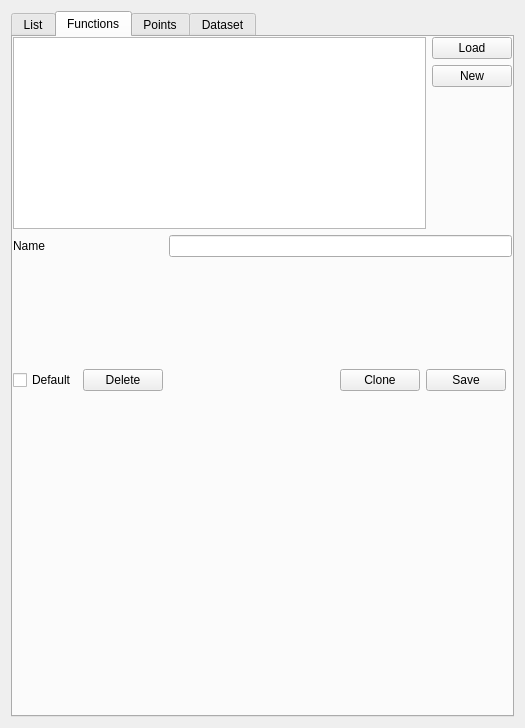
The window that Source/Applications/AppCommon/UI/qtArcFunctionControl.ui (cnsuhao/cmb) describes before a commit, drawn with Qt 5.
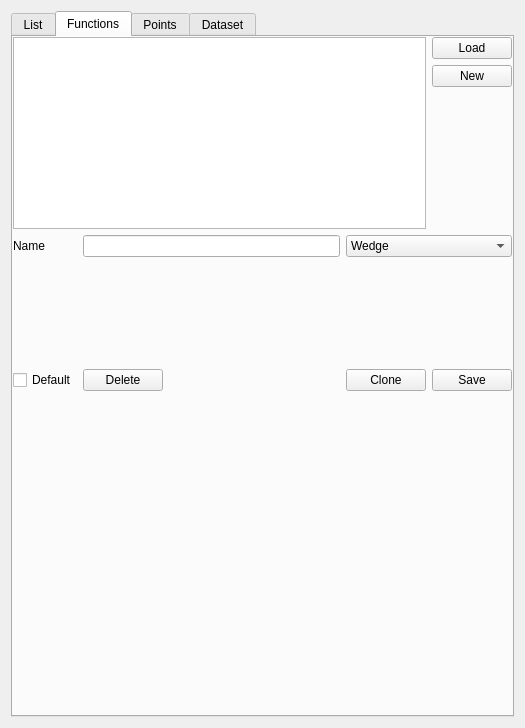
The same window after the commit. The open tabs and pages were chosen to show the change.

Commit message: gui interaction with wedge

What changed in the file:
```diff
--- a/Source/Applications/AppCommon/UI/qtArcFunctionControl.ui
+++ b/Source/Applications/AppCommon/UI/qtArcFunctionControl.ui
@@ -208,14 +208,7 @@
             </property>
            </widget>
           </item>
-          <item row="2" column="4">
-           <widget class="QPushButton" name="Save">
-            <property name="text">
-             <string>Save</string>
-            </property>
-           </widget>
-          </item>
-          <item row="1" column="0" colspan="6">
+          <item row="1" column="0" colspan="9">
            <widget class="QFrame" name="functionControlArea">
             <property name="minimumSize">
              <size>
@@ -225,18 +218,8 @@
             </property>
            </widget>
           </item>
-          <item row="2" column="3">
-           <widget class="QPushButton" name="CloneFunction">
-            <property name="text">
-             <string>Clone</string>
-            </property>
-           </widget>
-          </item>
-          <item row="0" column="2" colspan="4">
-           <widget class="QLineEdit" name="functionName"/>
-          </item>
-          <item row="2" column="2">
-           <spacer name="horizontalSpacer_3">
+          <item row="2" column="6">
+           <spacer name="horizontalSpacer">
             <property name="orientation">
              <enum>Qt::Horizontal</enum>
             </property>
@@ -248,6 +231,13 @@
             </property>
            </spacer>
           </item>
+          <item row="2" column="8">
+           <widget class="QPushButton" name="Save">
+            <property name="text">
+             <string>Save</string>
+            </property>
+           </widget>
+          </item>
           <item row="0" column="0">
            <widget class="QLabel" name="name">
             <property name="text">
@@ -262,6 +252,43 @@
             </property>
            </widget>
           </item>
+          <item row="2" column="2" colspan="3">
+           <spacer name="horizontalSpacer_3">
+            <property name="orientation">
+             <enum>Qt::Horizontal</enum>
+            </property>
+            <property name="sizeHint" stdset="0">
+             <size>
+              <width>40</width>
+              <height>20</height>
+             </size>
+            </property>
+           </spacer>
+          </item>
+          <item row="2" column="7">
+           <widget class="QPushButton" name="CloneFunction">
+            <property name="text">
+             <string>Clone</string>
+            </property>
+           </widget>
+          </item>
+          <item row="0" column="7" colspan="2">
+           <widget class="QComboBox" name="FunctionType">
+            <item>
+             <property name="text">
+              <string>Wedge</string>
+             </property>
+            </item>
+            <item>
+             <property name="text">
+              <string>Manual</string>
+             </property>
+            </item>
+           </widget>
+          </item>
+          <item row="0" column="1" colspan="6">
+           <widget class="QLineEdit" name="functionName"/>
+          </item>
          </layout>
         </widget>
        </item>
```
The commit also changes 17 other files.
